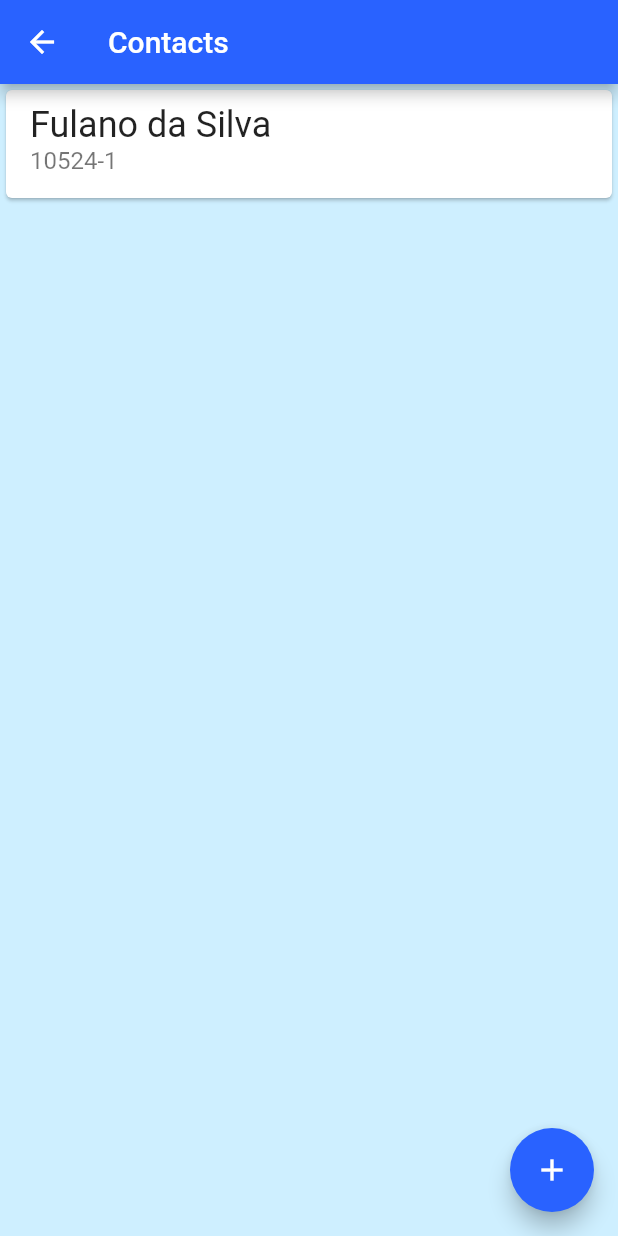
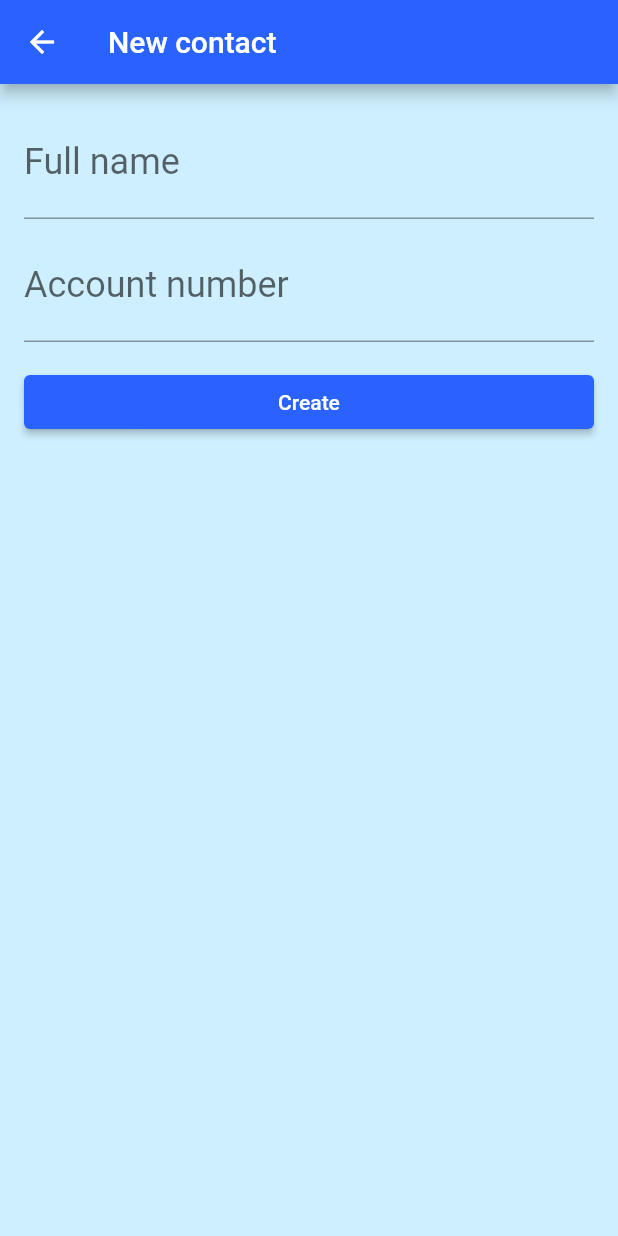
Before and after one commit to LeoCosta001/masterbank, a Flutter app: the ContactsList screen opened directly, after a tap on the "add" icon, on a phone screen of 412 x 824 dp. Run offline on Flutter 3.47's test engine with Material 2 defaults, Android fonts, the phone set to English and light mode, and no system bars.

Commit message:
Contacts form base

```diff
--- /dev/null
+++ b/lib/screens/contacts_form.dart
@@ -0,0 +1,41 @@
+import 'package:flutter/material.dart';
+
+class ContactsForm extends StatelessWidget {
+  @override
+  Widget build(BuildContext context) {
+    return Scaffold(
+      appBar: AppBar(
+        title: const Text('New contact'),
+      ),
+      body: Padding(
+        padding: const EdgeInsets.all(16.0),
+        child: Column(
+          children: <Widget>[
+            const TextField(
+              decoration: InputDecoration(labelText: 'Full name'),
+              style: TextStyle(fontSize: 24.0),
+            ),
+            const Padding(
+              padding: EdgeInsets.only(top: 8.0),
+              child: TextField(
+                decoration: InputDecoration(labelText: 'Account number'),
+                style: TextStyle(fontSize: 24.0),
+                keyboardType: TextInputType.number,
+              ),
+            ),
+            Padding(
+              padding: const EdgeInsets.only(top: 16.0),
+              child: SizedBox(
+                width: double.maxFinite,
+                child: ElevatedButton(
+                  child: const Text('Create'),
+                  onPressed: () {},
+                ),
+              ),
+            ),
+          ],
+        ),
+      ),
+    );
+  }
+}
--- a/lib/screens/contacts_list.dart
+++ b/lib/screens/contacts_list.dart
@@ -1,4 +1,5 @@
 import 'package:flutter/material.dart';
+import 'package:masterbank/screens/contacts_form.dart';
 
 class ContactsList extends StatelessWidget {
   @override
@@ -24,7 +25,11 @@ class ContactsList extends StatelessWidget {
         ],
       ),
       floatingActionButton: FloatingActionButton(
-        onPressed: () {},
+        onPressed: () {
+          Navigator.of(context).push(
+            MaterialPageRoute(builder: (context) => ContactsForm()),
+          );
+        },
         child: const Icon(Icons.add),
       ),
     );
--- a/lib/screens/dashboard.dart
+++ b/lib/screens/dashboard.dart
@@ -15,7 +15,9 @@ class Dashboard extends StatelessWidget {
           Image.asset('assets/images/logo/masterbank_main_logo.jpg'),
           Padding(
             padding: const EdgeInsets.all(8.0),
-            child: GestureDetector(
+            child: Material(
+              color: Theme.of(context).primaryColor,
+              child: InkWell(
                 onTap: () {
                   Navigator.of(context).push(
                     MaterialPageRoute(
@@ -25,7 +27,6 @@ class Dashboard extends StatelessWidget {
                 },
                 child: Container(
                   padding: const EdgeInsets.all(8.0),
-                color: Theme.of(context).primaryColor,
                   height: 100,
                   width: 150,
                   child: Column(
@@ -48,6 +49,7 @@ class Dashboard extends StatelessWidget {
                   ),
                 ),
               ),
+            )
           ),
         ],
       ),
```
Lines whose indentation alone changed are shown as unchanged.
